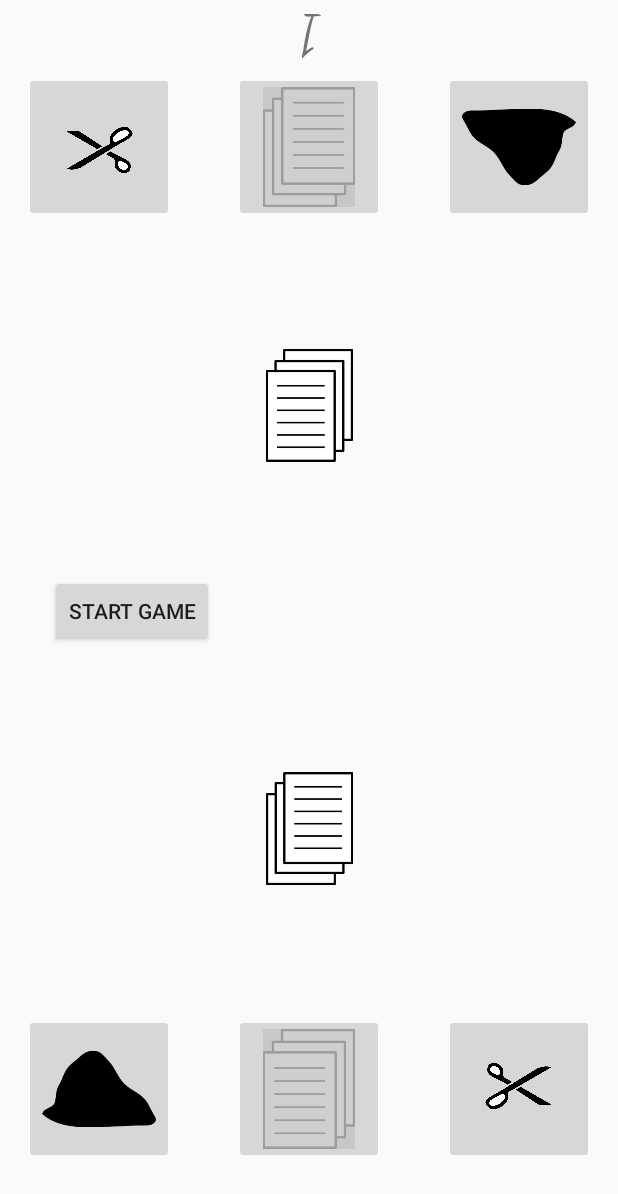
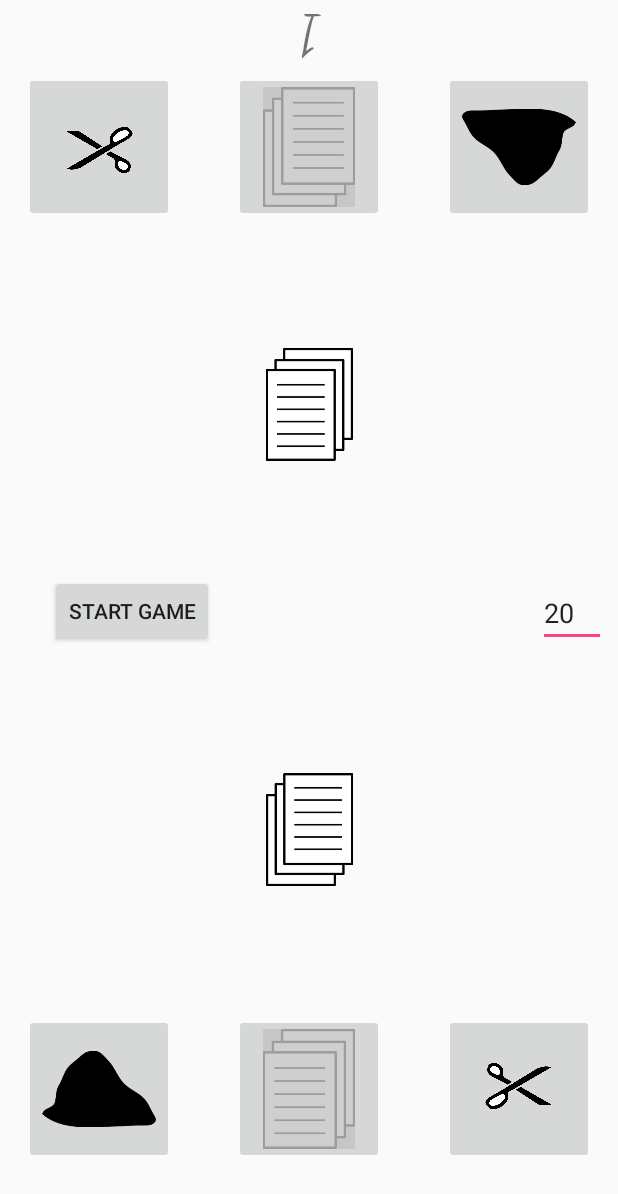
Before and after one commit to NikhilAPatel/RPS, an Android app: the screen it shows after launch (MainActivity), after a tap on an icon or button, on a phone screen of 412 x 824 dp. Shown: the top 1194 px of the screen. Run offline under Robolectric (Android 15) with nearby library versions, the phone set to English and light mode, and no system bars; 1 other tap on this screen came first.

Commit message:
Added text box for timeInput

```diff
--- a/app/src/main/res/layout/game_activity.xml
+++ b/app/src/main/res/layout/game_activity.xml
@@ -41,7 +41,7 @@
     <TextView
         android:id="@+id/timer"
         android:layout_width="0dp"
-        android:layout_height="wrap_content"
+        android:layout_height="38dp"
         android:layout_marginBottom="16dp"
         android:layout_marginEnd="8dp"
         android:layout_marginStart="8dp"
@@ -181,4 +181,17 @@
         app:layout_constraintTop_toBottomOf="@+id/p2choiceImage"
         app:layout_constraintVertical_bias="0.47" />
 
+    <EditText
+        android:id="@+id/timeInput"
+        android:layout_width="45dp"
+        android:layout_height="wrap_content"
+        android:ems="10"
+        android:inputType="number"
+        android:text="20"
+        android:textColorLink="@android:color/black"
+        app:layout_constraintBottom_toTopOf="@+id/p1choiceImage"
+        app:layout_constraintEnd_toEndOf="@+id/timer"
+        app:layout_constraintTop_toBottomOf="@+id/p2choiceImage"
+        app:layout_constraintVertical_bias="0.485" />
+
 </android.support.constraint.ConstraintLayout>
```
